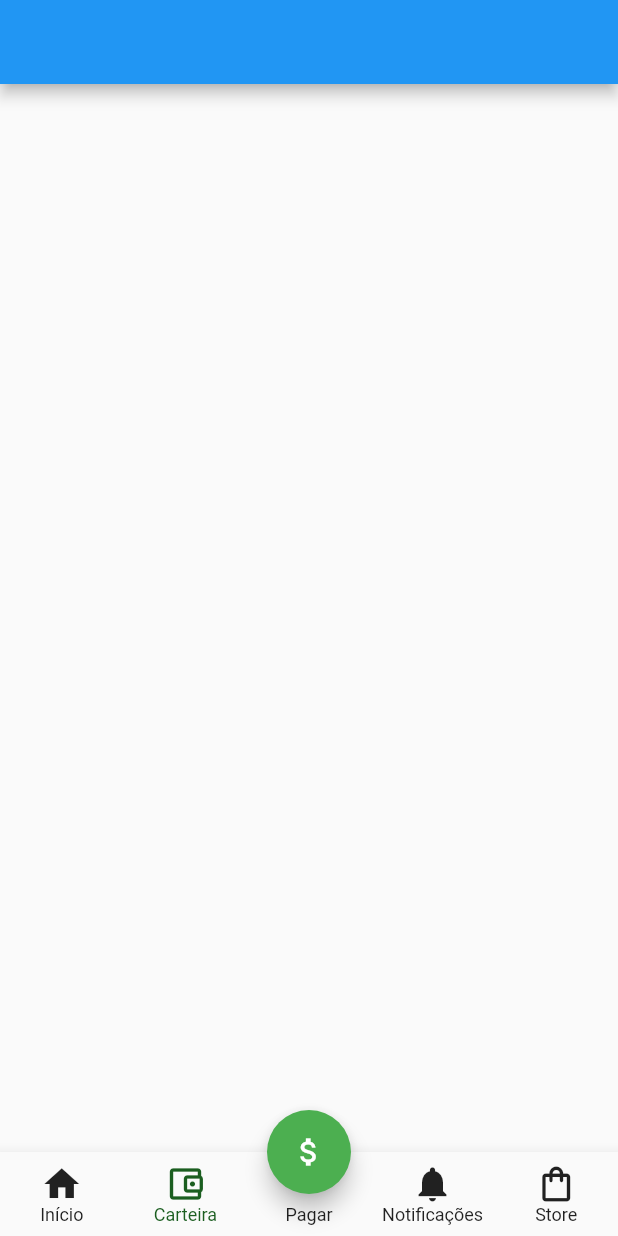
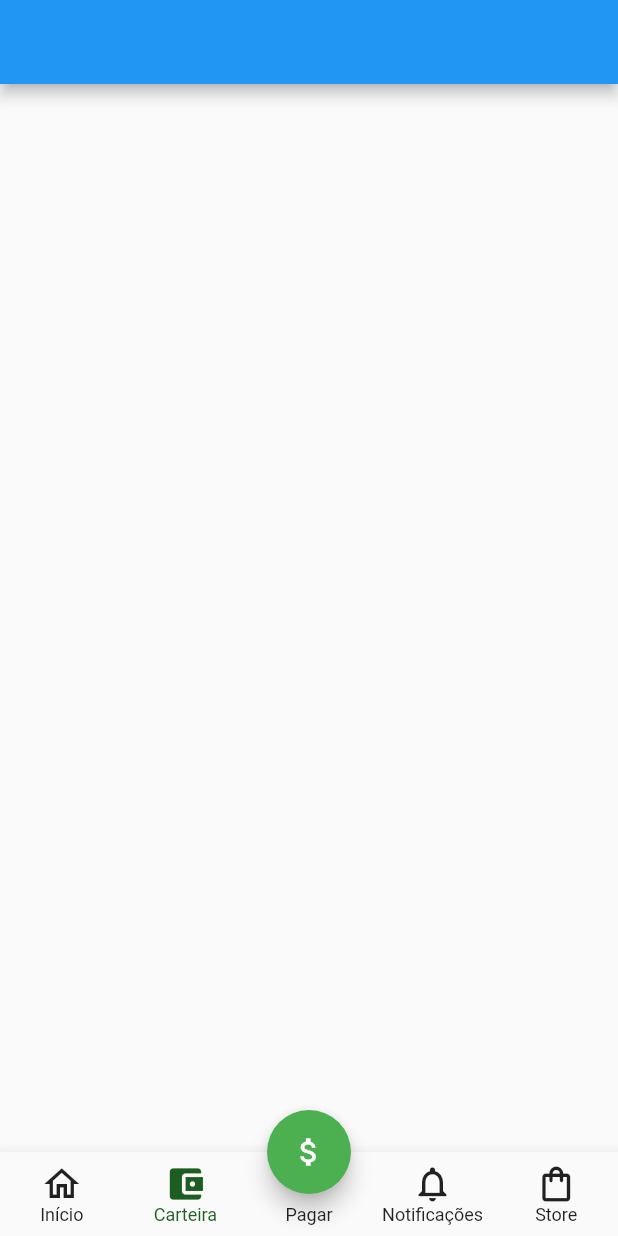
Before and after one commit to Eduardo-Tanaka/PicPayFlutter, a Flutter app: the screen it shows after launch, item 2 of the bottom bar chosen, on a phone screen of 412 x 824 dp. Run offline on Flutter 3.47's test engine with Material 2 defaults, Android fonts, the phone set to English and light mode, and no system bars; our stand-ins replace bloc, flutter_bloc.

Commit message:
bottombar active icons

```diff
--- a/lib/modules/home/home_page.dart
+++ b/lib/modules/home/home_page.dart
@@ -61,13 +61,13 @@ class _HomePageState extends State<HomePage> {
         ),
         items: const <BottomNavigationBarItem>[
           BottomNavigationBarItem(
-            icon: Icon(
-              Icons.home,
-            ),
+            icon: Icon(Icons.home_outlined),
+            activeIcon: Icon(Icons.home),
             label: 'Início',
           ),
           BottomNavigationBarItem(
             icon: Icon(Icons.account_balance_wallet_outlined),
+            activeIcon: Icon(Icons.account_balance_wallet),
             label: 'Carteira',
           ),
           BottomNavigationBarItem(
@@ -76,11 +76,13 @@ class _HomePageState extends State<HomePage> {
             tooltip: 'Pagar',
           ),
           BottomNavigationBarItem(
-            icon: Icon(Icons.notifications),
+            icon: Icon(Icons.notifications_outlined),
+            activeIcon: Icon(Icons.notifications),
             label: 'Notificações',
           ),
           BottomNavigationBarItem(
             icon: Icon(Icons.shopping_bag_outlined),
+            activeIcon: Icon(Icons.shopping_bag),
             label: 'Store',
           ),
         ],
--- a/lib/modules/notificacoes/configurar_page.dart
+++ b/lib/modules/notificacoes/configurar_page.dart
@@ -10,7 +10,7 @@ class ConfigurarPage extends StatelessWidget {
   Widget build(BuildContext context) {
     final bloc = BlocProvider.of<ConfiguracaoCubit>(context);
     bloc.init();
-    print("BUILD");
+
     return Scaffold(
       appBar: AppBar(
         backgroundColor: Colors.grey[200],
@@ -316,7 +316,6 @@ class ConfigurarPage extends StatelessWidget {
               BlocBuilder<ConfiguracaoCubit, Configuracao>(
                 bloc: bloc,
                 builder: (ctx, state) {
-                  print("BUILD");
                   return Container(
                     height: 24,
                     child: Padding(
```
